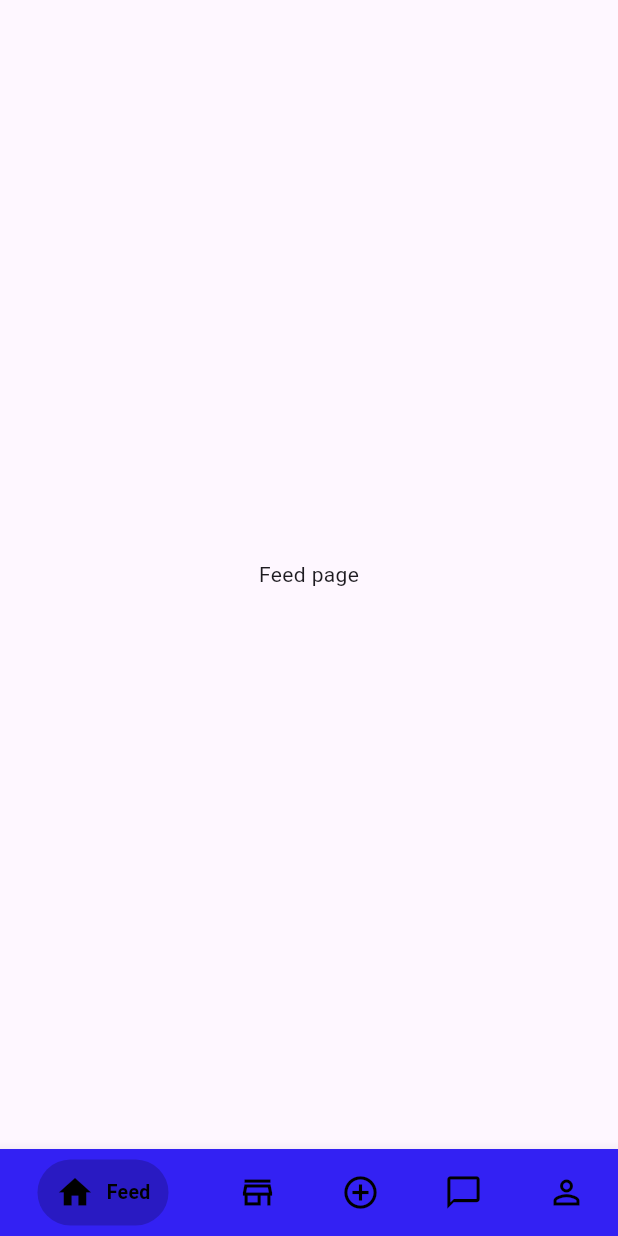
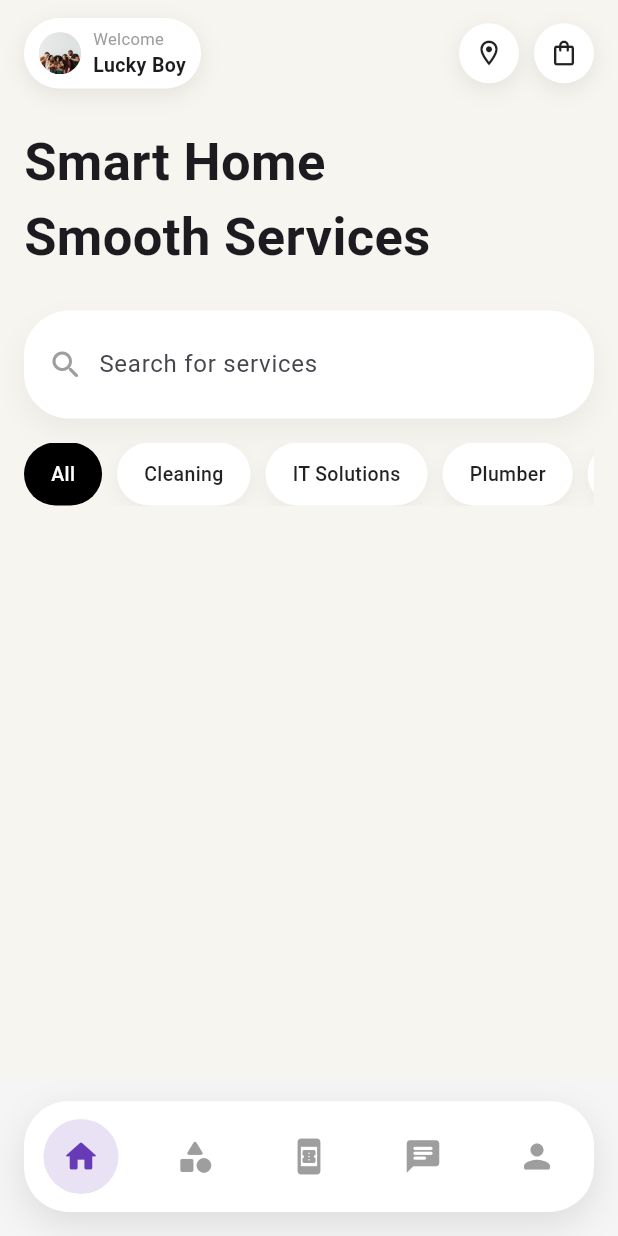
Before and after one commit to Sanctity07/connectify, a Flutter app: the BottomNavigation screen opened directly, on a phone screen of 412 x 824 dp. Run offline on Flutter 3.47's test engine with Material 3 defaults, Android fonts, the phone set to English and light mode, and no system bars; drawn by our look-alikes of stylish_bottom_bar; our stand-ins replace cloud_firestore, firebase_auth, firebase_core, fluttertoast, google_fonts, smooth_page_indicator; accounts and stored records are empty; Roboto replaces fonts that are missing (Urbanist).

Commit message:
changed to a home service app

```diff
--- a/lib/main.dart
+++ b/lib/main.dart
@@ -1,7 +1,11 @@
+import 'package:connectify/firebase_options.dart';
 import 'package:connectify/view/screens/splash_screen.dart';
+import 'package:firebase_core/firebase_core.dart';
 import 'package:flutter/material.dart';
 
-void main() {
+Future<void> main() async{
+   WidgetsFlutterBinding.ensureInitialized();
+   await Firebase.initializeApp(options: DefaultFirebaseOptions.currentPlatform);
   runApp(const MyApp());
 }
 
--- a/lib/view/feed/feed_view.dart
+++ b/lib/view/categories/categories_view.dart
@@ -1,13 +1,13 @@
 import 'package:flutter/material.dart';
 
-class FeedView extends StatelessWidget {
-  const FeedView({super.key});
+class CategoriesView extends StatelessWidget {
+  const CategoriesView({super.key});
 
   @override
   Widget build(BuildContext context) {
     return Scaffold(
       body: Center(
-        child: Text("Feed page"),
+        child: Text("Categories page"),
       ),
     );
   }
--- a/lib/view/marketplace/marketplace_view.dart
+++ b/lib/view/home/bookings_view.dart
@@ -1,13 +1,13 @@
 import 'package:flutter/material.dart';
 
-class MarketplaceView extends StatelessWidget {
-  const MarketplaceView({super.key});
+class BookingsView extends StatelessWidget {
+  const BookingsView({super.key});
 
   @override
   Widget build(BuildContext context) {
     return Scaffold(
       body: Center(
-        child: Text("Market place page"),
+        child: Text("BookingsView"),
       ),
     );
   }
--- /dev/null
+++ b/lib/view/home/home_view.dart
@@ -0,0 +1,211 @@
+// ignore_for_file: deprecated_member_use
+
+import 'package:flutter/material.dart';
+import '../../widgets/app_bar_widget.dart';
+
+class HomeView extends StatefulWidget {
+  const HomeView({super.key});
+
+  @override
+  State<HomeView> createState() => _HomeViewState();
+}
+
+class _HomeViewState extends State<HomeView> {
+  final List<String> categories = [
+    'All',
+    'Cleaning',
+    'IT Solutions',
+    'Plumber',
+    'Electrician',
+    'Carpenter',
+    'Painter',
+  ];
+
+  int activeIndex = 0; // Tracks which category is active
+
+  @override
+  Widget build(BuildContext context) {
+    return Scaffold(
+      backgroundColor: const Color(0xFFF6F5EF),
+      body: SafeArea(
+        child: Padding(
+          padding: const EdgeInsets.symmetric(horizontal: 16),
+          child: Column(
+            children: [
+              const SizedBox(height: 12),
+
+              // Top Row with Avatar and Icons
+              Row(
+                mainAxisAlignment: MainAxisAlignment.spaceBetween,
+                children: [
+                  Container(
+                    padding: const EdgeInsets.symmetric(
+                      horizontal: 10,
+                      vertical: 6,
+                    ),
+                    decoration: BoxDecoration(
+                      color: Colors.white,
+                      borderRadius: BorderRadius.circular(30),
+                      boxShadow: [
+                        BoxShadow(
+                          color: Colors.black.withOpacity(0.08),
+                          blurRadius: 12,
+                          offset: const Offset(0, 4),
+                        ),
+                      ],
+                    ),
+                    child: Row(
+                      children: [
+                        const CircleAvatar(
+                          radius: 14,
+                          backgroundImage: AssetImage(
+                            'assets/images/onboard1.jpg',
+                          ),
+                        ),
+                        const SizedBox(width: 8),
+                        Column(
+                          crossAxisAlignment: CrossAxisAlignment.start,
+                          children: const [
+                            Text(
+                              'Welcome',
+                              style: TextStyle(
+                                fontSize: 11,
+                                color: Colors.grey,
+                              ),
+                            ),
+                            Text(
+                              'Lucky Boy',
+                              style: TextStyle(
+                                fontSize: 13,
+                                fontWeight: FontWeight.w600,
+                              ),
+                            ),
+                          ],
+                        ),
+                      ],
+                    ),
+                  ),
+
+                  Row(
+                    children: const [
+                      IconButtonWidget(icon: Icons.location_on_outlined),
+                      SizedBox(width: 10),
+                      IconButtonWidget(icon: Icons.shopping_bag_outlined),
+                    ],
+                  ),
+                ],
+              ),
+
+              const SizedBox(height: 24),
+
+              // Title
+              const Align(
+                alignment: Alignment.centerLeft,
+                child: Text(
+                  'Smart Home',
+                  style: TextStyle(
+                    fontSize: 35,
+                    fontWeight: FontWeight.w600,
+                    fontFamily: 'Urbanist',
+                  ),
+                ),
+              ),
+              const Align(
+                alignment: Alignment.centerLeft,
+                child: Text(
+                  'Smooth Services',
+                  style: TextStyle(
+                    fontSize: 35,
+                    fontWeight: FontWeight.w600,
+                    fontFamily: 'Urbanist',
+                  ),
+                ),
+              ),
+              const SizedBox(height: 24),
+
+              // Search Bar
+              Container(
+                padding: const EdgeInsets.symmetric(
+                  horizontal: 16,
+                  vertical: 12,
+                ),
+                decoration: BoxDecoration(
+                  color: Colors.white,
+                  borderRadius: BorderRadius.circular(30),
+                  boxShadow: [
+                    BoxShadow(
+                      color: Colors.black.withOpacity(0.05),
+                      blurRadius: 15,
+                      offset: const Offset(0, 8),
+                    ),
+                  ],
+                ),
+                child: const Row(
+                  children: [
+                    Icon(Icons.search_rounded, color: Colors.grey),
+                    SizedBox(width: 10),
+                    Expanded(
+                      child: TextField(
+                        decoration: InputDecoration(
+                          hintText: 'Search for services',
+                          border: InputBorder.none,
+                        ),
+                      ),
+                    ),
+                  ],
+                ),
+              ),
+
+              const SizedBox(height: 16),
+
+              // Category Selector
+              SizedBox(
+                height: 42,
+                child: ListView.separated(
+                  scrollDirection: Axis.horizontal,
+                  itemCount: categories.length,
+                  separatorBuilder: (_, __) => const SizedBox(width: 10),
+                  itemBuilder: (context, index) {
+                    final isActive = index == activeIndex;
+
+                    return GestureDetector(
+                      onTap: () {
+                        setState(() {
+                          activeIndex = index; // Update active category
+                        });
+                      },
+                      child: Container(
+                        padding: const EdgeInsets.symmetric(horizontal: 18),
+                        alignment: Alignment.center,
+                        decoration: BoxDecoration(
+                          color: isActive ? Colors.black : Colors.white,
+                          borderRadius: BorderRadius.circular(30),
+                          boxShadow: [
+                            if (!isActive)
+                              BoxShadow(
+                                color: Colors.black.withOpacity(0.05),
+                                blurRadius: 10,
+                                offset: const Offset(0, 4),
+                              ),
+                          ],
+                        ),
+                        child: Text(
+                          categories[index],
+                          style: TextStyle(
+                            fontSize: 13,
+                            fontWeight: FontWeight.w500,
+                            color: isActive ? Colors.white : Colors.black87,
+                          ),
+                        ),
+                      ),
+                    );
+                  },
+                ),
+              ),
+            ],
+          ),
+        ),
+      ),
+    );
+  }
+}
--- /dev/null
+++ b/lib/widgets/app_bar_widget.dart
@@ -0,0 +1,38 @@
+import 'package:flutter/material.dart';
+
+class IconButtonWidget extends StatelessWidget {
+  final IconData icon;
+  final VoidCallback? onTap;
+
+  const IconButtonWidget({
+    super.key,
+    required this.icon,
+    this.onTap,
+  });
+
+  @override
+  Widget build(BuildContext context) {
+    return GestureDetector(
+      onTap: onTap,
+      child: Container(
+        padding: const EdgeInsets.all(10),
+        decoration: BoxDecoration(
+          color: Colors.white,
+          shape: BoxShape.circle,
+          boxShadow: [
+            BoxShadow(
+              color: Colors.black.withOpacity(0.08),
+              blurRadius: 12,
+              offset: const Offset(0, 4),
+            ),
+          ],
+        ),
+        child: Icon(
+          icon,
+          size: 20,
+          color: Colors.black87,
+        ),
+      ),
+    );
+  }
+}
--- a/lib/widgets/bottom_navigation_bar.dart
+++ b/lib/widgets/bottom_navigation_bar.dart
@@ -1,8 +1,10 @@
+// ignore_for_file: deprecated_member_use
+
 import 'package:flutter/material.dart';
-import 'package:stylish_bottom_bar/stylish_bottom_bar.dart';
-import '../view/feed/feed_view.dart';
-import '../view/feed/add_post_view.dart';
-import '../view/marketplace/marketplace_view.dart';
+
+import '../view/home/home_view.dart';
+import '../view/categories/categories_view.dart';
+import '../view/home/bookings_view.dart';
 import '../view/chat/chat_list_view.dart';
 import '../view/profile/profile_view.dart';
 
@@ -19,11 +21,7 @@ class _BottomNavigationState extends State<BottomNavigation> {
 
   void _onItemTapped(int index) {
     setState(() => _selectedIndex = index);
-    _pageController.animateToPage(
-      index,
-      duration: const Duration(milliseconds: 250),
-      curve: Curves.easeInOut,
-    );
+    _pageController.jumpToPage(index);
   }
 
   @override
@@ -35,68 +33,68 @@ class _BottomNavigationState extends State<BottomNavigation> {
   @override
   Widget build(BuildContext context) {
     return Scaffold(
-      backgroundColor: Colors.black,
+      backgroundColor: Colors.grey.shade100,
+
       body: PageView(
         controller: _pageController,
         physics: const NeverScrollableScrollPhysics(),
-        onPageChanged: (index) => setState(() => _selectedIndex = index),
-        children: const [
-          FeedView(),
-          MarketplaceView(),
-          AddPostView(),
+        children: [
+          HomeView(),
+          CategoriesView(),
+          BookingsView(),
           ChatListView(),
           ProfileView(),
         ],
       ),
 
-      bottomNavigationBar: StylishBottomBar(
-        currentIndex: _selectedIndex,
-        onTap: _onItemTapped,
-        backgroundColor: const Color.fromARGB(255, 51, 33, 243),
-        elevation: 8,
-        option: BubbleBarOptions(
-          barStyle: BubbleBarStyle.horizontal,
-          opacity: 0.2,
-          padding: const EdgeInsets.symmetric(vertical: 4),
-          borderRadius: BorderRadius.circular(10),
+      bottomNavigationBar: Container(
+        margin: const EdgeInsets.all(16),
+        padding: const EdgeInsets.symmetric(vertical: 12),
+        decoration: BoxDecoration(
+          color: Colors.white,
+          borderRadius: BorderRadius.circular(30),
+          boxShadow: [
+            BoxShadow(
+              color: Colors.black.withOpacity(0.1),
+              blurRadius: 20,
+              offset: const Offset(0, 8),
+            ),
+          ],
         ),
-        items: [
-          BottomBarItem(
-            icon: const Icon(Icons.home_outlined),
-            selectedIcon: const Icon(Icons.home),
-            title: const Text('Feed', style: TextStyle(fontSize: 13)),
-            selectedColor: Colors.white,
-            unSelectedColor: Colors.white70,
-          ),
-          BottomBarItem(
-            icon: const Icon(Icons.store_outlined),
-            selectedIcon: const Icon(Icons.store),
-            title: const Text('Market', style: TextStyle(fontSize: 13)),
-            selectedColor: Colors.white,
-            unSelectedColor: Colors.white70,
-          ),
-          BottomBarItem(
-            icon: const Icon(Icons.add_circle_outline),
-            selectedIcon: const Icon(Icons.add_circle),
-            title: const Text('Post', style: TextStyle(fontSize: 13)),
-            selectedColor: Colors.white,
-            unSelectedColor: Colors.white70,
-          ),
-          BottomBarItem(
-            icon: const Icon(Icons.chat_bubble_outline),
-            selectedIcon: const Icon(Icons.chat),
-            title: const Text('Chat', style: TextStyle(fontSize: 13)),
-            selectedColor: Colors.white,
-            unSelectedColor: Colors.white70,
-          ),
-          BottomBarItem(
-            icon: const Icon(Icons.person_outline),
-            selectedIcon: const Icon(Icons.person),
-            title: const Text('Profile', style: TextStyle(fontSize: 13)),
-            selectedColor: Colors.white,
-            unSelectedColor: Colors.white70,
-          ),
-        ],
+        child: Row(
+          mainAxisAlignment: MainAxisAlignment.spaceAround,
+          children: List.generate(5, (index) {
+            final icons = [
+              Icons.home_rounded,
+              Icons.category_rounded,
+              Icons.book_online_rounded,
+              Icons.chat_rounded,
+              Icons.person_rounded,
+            ];
+
+            final isActive = _selectedIndex == index;
+
+            return GestureDetector(
+              onTap: () => _onItemTapped(index),
+              child: AnimatedContainer(
+                duration: const Duration(milliseconds: 250),
+                padding: const EdgeInsets.all(12),
+                decoration: BoxDecoration(
+                  color: isActive
+                      ? Colors.deepPurple.withOpacity(0.15)
+                      : Colors.transparent,
+                  shape: BoxShape.circle,
+                ),
+                child: Icon(
+                  icons[index],
+                  size: 26,
+                  color:
+                      isActive ? Colors.deepPurple : Colors.grey,
+                ),
+              ),
+            );
+          }),
+        ),
       ),
     );
   }
--- a/pubspec.yaml
+++ b/pubspec.yaml
@@ -38,6 +38,10 @@ dependencies:
   google_fonts: ^6.3.2
   smooth_page_indicator: ^1.2.1
   stylish_bottom_bar: ^1.1.1
+  firebase_core: ^4.3.0
+  fluttertoast: ^9.0.0
+  cloud_firestore: ^6.1.1
+  firebase_auth: ^6.1.3
 
 dev_dependencies:
   flutter_test:
```
Also changed, not shown: lib/services/auth_services.dart (added, +183 -0 lines), lib/view/auth/forgot_password_view.dart (+7 -1 lines), lib/view/auth/login_view.dart (+6 -7 lines), lib/view/auth/signup_view.dart (+7 -7 lines), lib/view/feed/add_post_view.dart (deleted, +0 -14 lines), lib/view/profile/profile_view.dart (+11 -2 lines), firebase.json (added), lib/firebase_options.dart (added), pubspec.lock, 6 other files.
